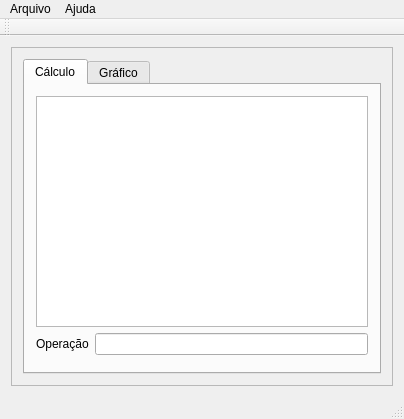
The window that untitled5/mainwindow.ui (LoopSoft/TE-Matrix) describes before a commit, drawn with Qt 5.
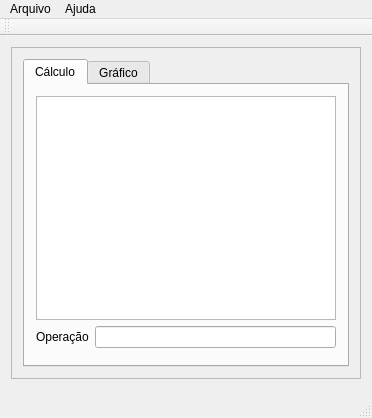
The same window after the commit. The open tabs and pages were chosen to show the change.

```diff
--- a/untitled5/mainwindow.ui
+++ b/untitled5/mainwindow.ui
@@ -6,8 +6,8 @@
    <rect>
     <x>0</x>
     <y>0</y>
-    <width>404</width>
-    <height>419</height>
+    <width>362</width>
+    <height>390</height>
    </rect>
   </property>
   <property name="windowTitle">
@@ -27,7 +27,7 @@
        <item>
         <widget class="QTabWidget" name="Tab">
          <property name="currentIndex">
-          <number>1</number>
+          <number>0</number>
          </property>
          <widget class="QWidget" name="tab">
           <attribute name="title">
@@ -107,6 +107,9 @@
       </layout>
      </widget>
     </item>
+    <item>
+     <widget class="QWidget" name="widget_2" native="true"/>
+    </item>
    </layout>
   </widget>
   <widget class="QMenuBar" name="menuBar">
@@ -114,7 +117,7 @@
     <rect>
      <x>0</x>
      <y>0</y>
-     <width>404</width>
+     <width>362</width>
      <height>21</height>
     </rect>
    </property>
```
